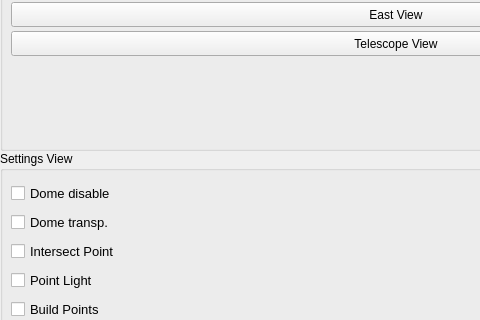
Before: the Qt Designer form mw4/gui/widgets/simulator.ui in mworion/MountWizzard4, drawn with Qt 5; both pictures show x 0 to 480 and y 144 to 464 of the 800 by 600 pixel window.
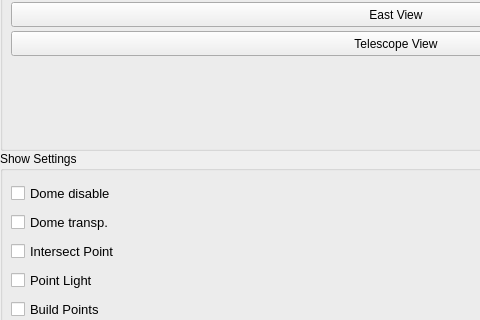
After: the same form once the commit is applied.

Diff of the .ui file:
```diff
--- a/mw4/gui/widgets/simulator.ui
+++ b/mw4/gui/widgets/simulator.ui
@@ -212,7 +212,7 @@
      <item row="1" column="0">
       <widget class="QGroupBox" name="groupBox_2">
        <property name="title">
-        <string>Settings View</string>
+        <string>Show Settings</string>
        </property>
        <property name="large" stdset="0">
         <bool>true</bool>
```
